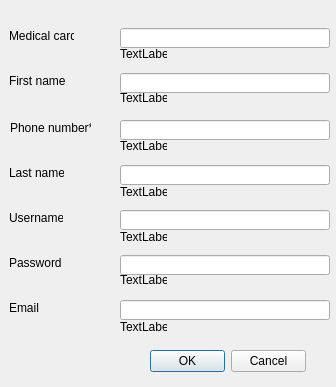
TarasRudnyk/Students_health_records, file ui/add_user.ui: the form before one commit.
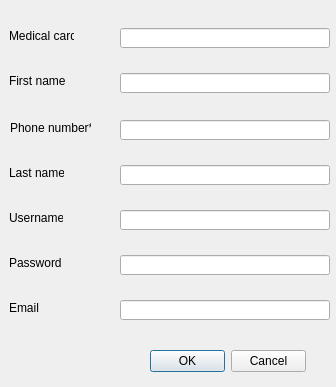
The form after the commit.

Commit message: Changed registration form.

```diff
--- a/ui/add_user.ui
+++ b/ui/add_user.ui
@@ -192,12 +192,12 @@
     <rect>
      <x>120</x>
      <y>47</y>
-     <width>47</width>
+     <width>210</width>
      <height>13</height>
     </rect>
    </property>
    <property name="text">
-    <string>TextLabel</string>
+    <string/>
    </property>
   </widget>
   <widget class="QLabel" name="label_9">
@@ -205,12 +205,12 @@
     <rect>
      <x>120</x>
      <y>91</y>
-     <width>47</width>
+     <width>210</width>
      <height>13</height>
     </rect>
    </property>
    <property name="text">
-    <string>TextLabel</string>
+    <string/>
    </property>
   </widget>
   <widget class="QLabel" name="label_10">
@@ -218,12 +218,12 @@
     <rect>
      <x>120</x>
      <y>139</y>
-     <width>47</width>
+     <width>210</width>
      <height>13</height>
     </rect>
    </property>
    <property name="text">
-    <string>TextLabel</string>
+    <string/>
    </property>
   </widget>
   <widget class="QLabel" name="label_11">
@@ -231,12 +231,12 @@
     <rect>
      <x>120</x>
      <y>185</y>
-     <width>47</width>
+     <width>210</width>
      <height>13</height>
     </rect>
    </property>
    <property name="text">
-    <string>TextLabel</string>
+    <string/>
    </property>
   </widget>
   <widget class="QLabel" name="label_12">
@@ -244,12 +244,12 @@
     <rect>
      <x>120</x>
      <y>230</y>
-     <width>47</width>
+     <width>210</width>
      <height>13</height>
     </rect>
    </property>
    <property name="text">
-    <string>TextLabel</string>
+    <string/>
    </property>
   </widget>
   <widget class="QLabel" name="label_13">
@@ -257,12 +257,12 @@
     <rect>
      <x>120</x>
      <y>273</y>
-     <width>47</width>
+     <width>210</width>
      <height>13</height>
     </rect>
    </property>
    <property name="text">
-    <string>TextLabel</string>
+    <string/>
    </property>
   </widget>
   <widget class="QLabel" name="label_14">
@@ -270,12 +270,12 @@
     <rect>
      <x>120</x>
      <y>320</y>
-     <width>47</width>
+     <width>210</width>
      <height>13</height>
     </rect>
    </property>
    <property name="text">
-    <string>TextLabel</string>
+    <string/>
    </property>
   </widget>
  </widget>
```
The commit also changes 1 other file.
